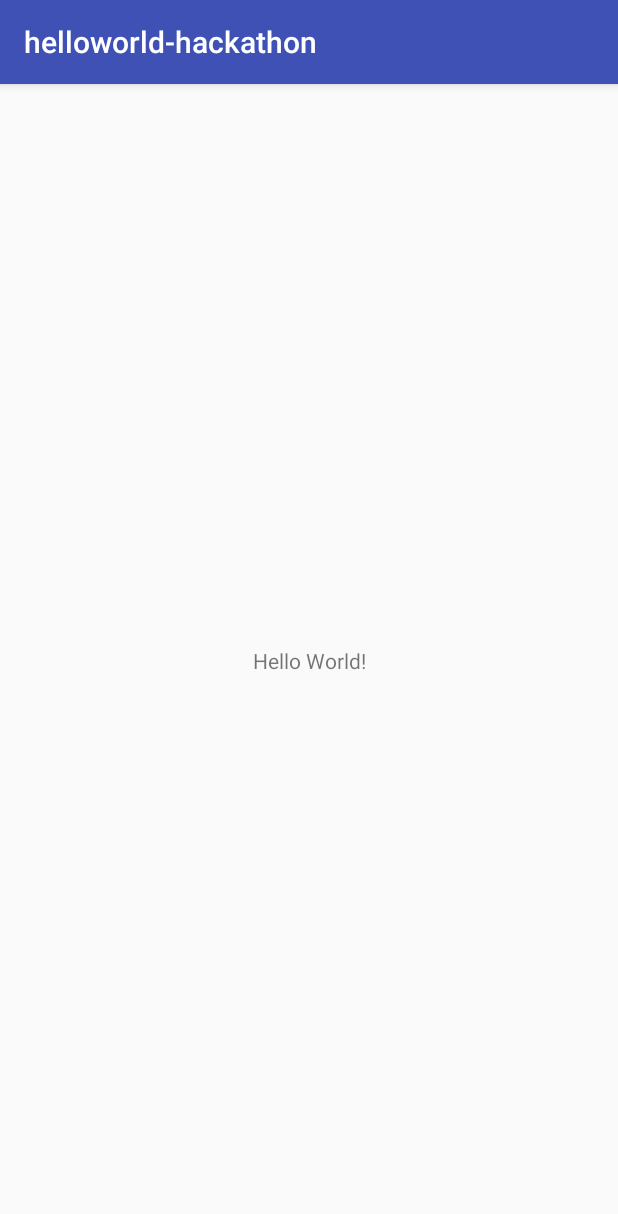
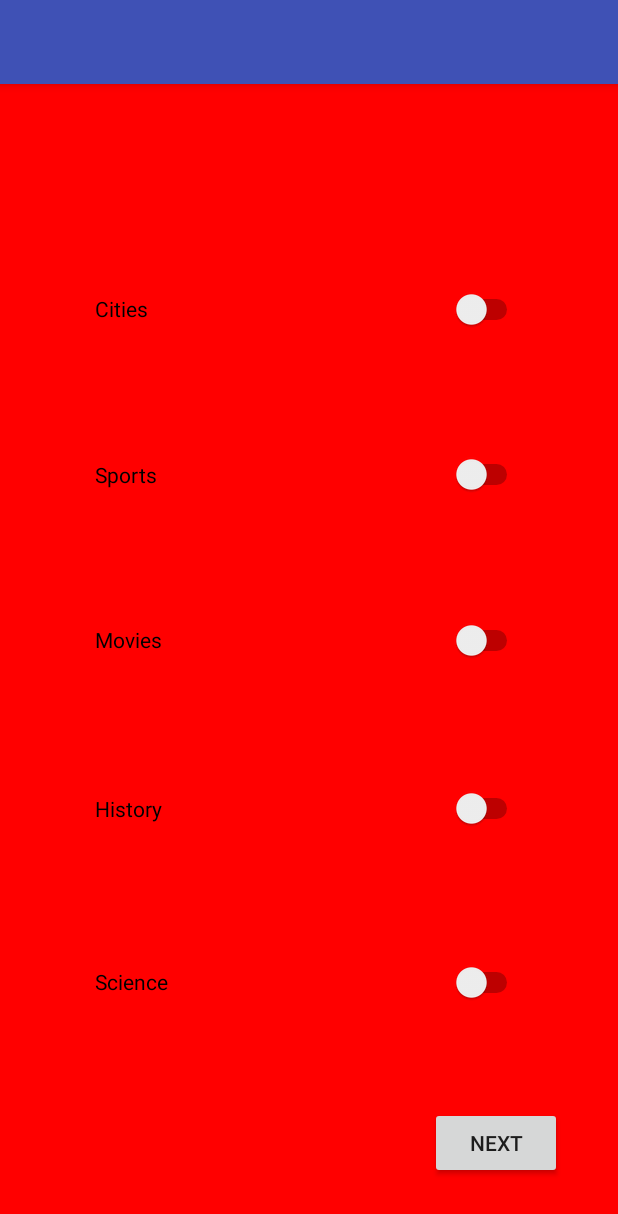
Before and after one commit to rhythm1705/Wiki-Quest, an Android app: the screen it shows after launch (MainActivity), on a phone screen of 412 x 824 dp. Shown: the top 1214 px of the screen. Run offline under Robolectric (Android 15) with nearby library versions, the phone set to English and light mode, and no system bars.

Commit message:
first commit

```diff
--- a/app/build.gradle
+++ b/app/build.gradle
@@ -4,7 +4,7 @@ android {
     compileSdkVersion 28
     defaultConfig {
         applicationId "com.example.belemy.helloworld_hackathon"
-        minSdkVersion 15
+        minSdkVersion 16
         targetSdkVersion 28
         versionCode 1
         versionName "1.0"
@@ -22,6 +22,7 @@ dependencies {
     implementation fileTree(dir: 'libs', include: ['*.jar'])
     implementation 'com.android.support:appcompat-v7:28.0.0-rc02'
     implementation 'com.android.support.constraint:constraint-layout:1.1.3'
+    implementation 'com.android.support:design:28.0.0-rc02'
     testImplementation 'junit:junit:4.12'
     androidTestImplementation 'com.android.support.test:runner:1.0.2'
     androidTestImplementation 'com.android.support.test.espresso:espresso-core:3.0.2'
--- a/app/src/main/AndroidManifest.xml
+++ b/app/src/main/AndroidManifest.xml
@@ -11,11 +11,13 @@
         android:theme="@style/AppTheme">
         <activity android:name=".MainActivity">
             <intent-filter>
-                <action android:name="android.intent.action.MAIN"/>
+                <action android:name="android.intent.action.MAIN" />
 
-                <category android:name="android.intent.category.LAUNCHER"/>
+                <category android:name="android.intent.category.LAUNCHER" />
             </intent-filter>
         </activity>
+        <activity android:name=".Questions_Activity" />
+        <activity android:name=".TimeperQActivity"></activity>
     </application>
 
 </manifest>
--- a/app/src/main/res/layout/activity_main.xml
+++ b/app/src/main/res/layout/activity_main.xml
@@ -1,19 +1,101 @@
 <?xml version="1.0" encoding="utf-8"?>
-<android.support.constraint.ConstraintLayout
-        xmlns:android="http://schemas.android.com/apk/res/android"
-        xmlns:tools="http://schemas.android.com/tools"
-        xmlns:app="http://schemas.android.com/apk/res-auto"
-        android:layout_width="match_parent"
-        android:layout_height="match_parent"
-        tools:context=".MainActivity">
+<android.support.constraint.ConstraintLayout xmlns:android="http://schemas.android.com/apk/res/android"
+    xmlns:app="http://schemas.android.com/apk/res-auto"
+    xmlns:tools="http://schemas.android.com/tools"
+    android:layout_width="match_parent"
+    android:layout_height="match_parent"
+    android:background="#FF0000"
+    tools:context=".MainActivity"
+    tools:layout_editor_absoluteY="81dp">
 
-    <TextView
-            android:layout_width="wrap_content"
-            android:layout_height="wrap_content"
-            android:text="Hello World!"
-            app:layout_constraintBottom_toBottomOf="parent"
-            app:layout_constraintLeft_toLeftOf="parent"
-            app:layout_constraintRight_toRightOf="parent"
-            app:layout_constraintTop_toTopOf="parent"/>
+    <Switch
+        android:id="@+id/citiesSwitch"
+        android:layout_width="0dp"
+        android:layout_height="0dp"
+        android:layout_marginBottom="18dp"
+        android:layout_marginEnd="63dp"
+        android:layout_marginLeft="63dp"
+        android:layout_marginRight="63dp"
+        android:layout_marginStart="63dp"
+        android:layout_marginTop="104dp"
+        android:background="#FF0000"
+        android:text="Cities"
+        app:layout_constraintBottom_toTopOf="@+id/sportsSwitch"
+        app:layout_constraintEnd_toEndOf="parent"
+        app:layout_constraintHorizontal_bias="0.0"
+        app:layout_constraintStart_toStartOf="parent"
+        app:layout_constraintTop_toTopOf="parent" />
 
+    <Switch
+        android:id="@+id/sportsSwitch"
+        android:layout_width="0dp"
+        android:layout_height="0dp"
+        android:layout_marginBottom="18dp"
+        android:layout_marginEnd="63dp"
+        android:layout_marginLeft="63dp"
+        android:layout_marginRight="63dp"
+        android:layout_marginStart="63dp"
+        android:text="Sports"
+        app:layout_constraintBottom_toTopOf="@+id/moviesSwitch"
+        app:layout_constraintEnd_toEndOf="parent"
+        app:layout_constraintStart_toStartOf="parent"
+        app:layout_constraintTop_toBottomOf="@+id/citiesSwitch" />
+
+    <Switch
+        android:id="@+id/moviesSwitch"
+        android:layout_width="0dp"
+        android:layout_height="0dp"
+        android:layout_marginBottom="20dp"
+        android:layout_marginEnd="63dp"
+        android:layout_marginLeft="63dp"
+        android:layout_marginRight="63dp"
+        android:layout_marginStart="63dp"
+        android:text="Movies"
+        app:layout_constraintBottom_toTopOf="@+id/historySwitch"
+        app:layout_constraintEnd_toEndOf="parent"
+        app:layout_constraintStart_toStartOf="parent"
+        app:layout_constraintTop_toBottomOf="@+id/sportsSwitch" />
+
+    <Switch
+        android:id="@+id/historySwitch"
+        android:layout_width="0dp"
+        android:layout_height="0dp"
+        android:layout_marginBottom="23dp"
+        android:layout_marginEnd="63dp"
+        android:layout_marginLeft="63dp"
+        android:layout_marginRight="63dp"
+        android:layout_marginStart="63dp"
+        android:text="History"
+        app:layout_constraintBottom_toTopOf="@+id/scienceSwitch"
+        app:layout_constraintEnd_toEndOf="parent"
+        app:layout_constraintStart_toStartOf="parent"
+        app:layout_constraintTop_toBottomOf="@+id/moviesSwitch" />
+
+    <Switch
+        android:id="@+id/scienceSwitch"
+        android:layout_width="0dp"
+        android:layout_height="0dp"
+        android:layout_marginBottom="37dp"
+        android:layout_marginEnd="63dp"
+        android:layout_marginLeft="63dp"
+        android:layout_marginRight="63dp"
+        android:layout_marginStart="63dp"
+        android:text="Science"
+        app:layout_constraintBottom_toTopOf="@+id/button"
+        app:layout_constraintEnd_toEndOf="parent"
+        app:layout_constraintStart_toStartOf="parent"
+        app:layout_constraintTop_toBottomOf="@+id/historySwitch" />
+
+    <Button
+        android:id="@+id/button"
+        android:layout_width="wrap_content"
+        android:layout_height="wrap_content"
+        android:layout_marginBottom="38dp"
+        android:layout_marginEnd="37dp"
+        android:layout_marginRight="37dp"
+        android:onClick="nextActivity"
+        android:text="Next"
+        app:layout_constraintBottom_toBottomOf="parent"
+        app:layout_constraintEnd_toEndOf="parent"
+        app:layout_constraintTop_toBottomOf="@+id/scienceSwitch" />
 </android.support.constraint.ConstraintLayout>
--- /dev/null
+++ b/app/src/main/res/values/dimens.xml
@@ -0,0 +1,3 @@
+<resources>
+    <dimen name="fab_margin">16dp</dimen>
+</resources>
--- a/app/src/main/res/values/strings.xml
+++ b/app/src/main/res/values/strings.xml
@@ -1,3 +1,4 @@
 <resources>
-    <string name="app_name">helloworld-hackathon</string>
+    <string name="app_name"></string>
+    <string name="title_activity_questions">QuestionsActivity</string>
 </resources>
--- a/build.gradle
+++ b/build.gradle
@@ -7,7 +7,7 @@ buildscript {
         jcenter()
     }
     dependencies {
-        classpath 'com.android.tools.build:gradle:3.1.0'
+        classpath 'com.android.tools.build:gradle:3.1.4'
 
 
         // NOTE: Do not place your application dependencies here; they belong
```
Also changed, not shown: app/src/main/gen/com/example/belemy/helloworld_hackathon/BuildConfig.java (added, +8 -0 lines), app/src/main/gen/com/example/belemy/helloworld_hackathon/Manifest.java (added, +7 -0 lines), app/src/main/gen/com/example/belemy/helloworld_hackathon/R.java (added, +7 -0 lines), app/src/main/java/com/example/belemy/helloworld_hackathon/MainActivity.java (+24 -0 lines), app/src/main/java/com/example/belemy/helloworld_hackathon/Questions_Activity.java (added, +35 -0 lines), app/src/main/java/com/example/belemy/helloworld_hackathon/TimeperQActivity.java (added, +13 -0 lines), app/src/main/res/layout/activity_questions_.xml (added, +64 -0 lines), app/src/main/res/layout/activity_timeper_q.xml (added, +75 -0 lines), app/src/main/res/values/styles.xml (+9 -0 lines), 4 other files. Lines whose indentation alone changed are shown as unchanged.
